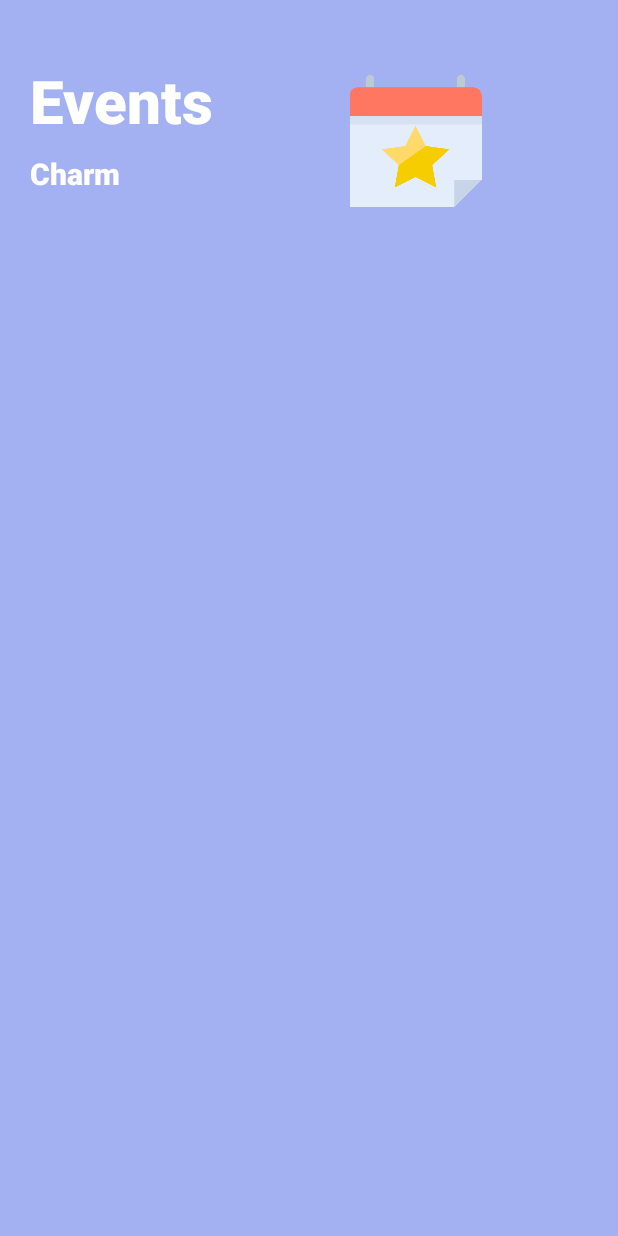
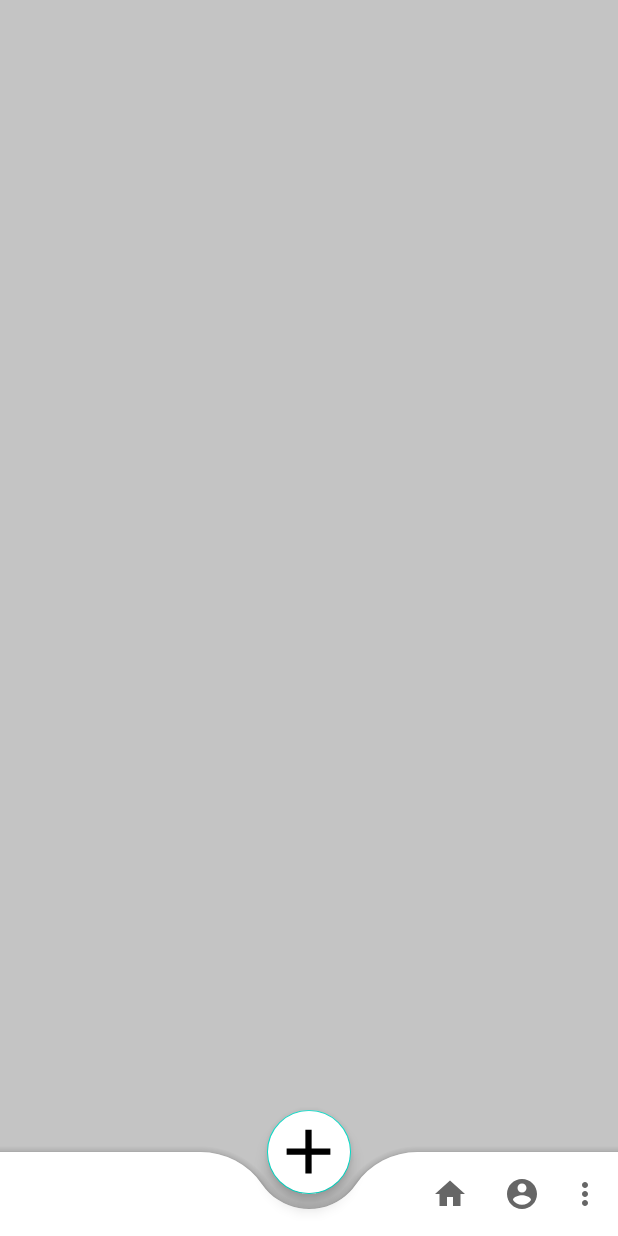
Before and after one commit to shivenducs1136/ecellKiet, an Android app: the screen it shows after launch (events), after a tap on "Events", on a phone screen of 412 x 824 dp. Run offline under Robolectric (Android 15) with nearby library versions, the phone set to English and light mode, and no system bars; our stand-ins replace CircleImageView, Firebase (no records; nobody signed in at launch, a user with empty details on screens opened directly); Roboto replaces fonts that are not available here.

Commit message:
Made Layout but unable to put cetonclicl lIstenr

```diff
--- a/app/src/main/java/com/example/ecellkiet/events.java
+++ b/app/src/main/java/com/example/ecellkiet/events.java
@@ -1,14 +1,78 @@
 package com.example.ecellkiet;
 
+import androidx.annotation.NonNull;
+import androidx.annotation.RequiresApi;
 import androidx.appcompat.app.AppCompatActivity;
+import androidx.appcompat.view.menu.ActionMenuItemView;
+import androidx.appcompat.view.menu.MenuView;
+import androidx.appcompat.widget.Toolbar;
 
+import android.content.ClipData;
+import android.content.Intent;
+import android.os.Build;
 import android.os.Bundle;
+import android.view.ContextMenu;
+import android.view.Menu;
+import android.view.MenuInflater;
+import android.view.MenuItem;
+import android.view.View;
+import android.widget.ActionMenuView;
+import android.widget.ImageView;
+import android.widget.TextView;
+import android.widget.Toast;
+
+import com.google.android.material.bottomappbar.BottomAppBar;
+import com.google.android.material.floatingactionbutton.FloatingActionButton;
+
+import static android.content.ClipData.*;
 
 public class events extends AppCompatActivity {
 
+
+
+
+    @RequiresApi(api = Build.VERSION_CODES.LOLLIPOP)
     @Override
     protected void onCreate(Bundle savedInstanceState) {
         super.onCreate(savedInstanceState);
         setContentView(R.layout.activity_events);
+
+
+
+        ActionMenuItemView home = (ActionMenuItemView) findViewById(R.id.home);
+        ActionMenuItemView account =(ActionMenuItemView) findViewById(R.id.account);
+        ActionMenuItemView exit = (ActionMenuItemView) findViewById(R.id.exit);
+        ActionMenuItemView help = (ActionMenuItemView)  findViewById(R.id.help);
+
+
+        home.setOnCreateContextMenuListener(new ActionMenuItemView.OnCreateContextMenuListener() {
+            @Override
+            public void onCreateContextMenu(ContextMenu menu,View v,ContextMenu.ContextMenuInfo menuInfo) {
+//                Toast toast = Toast.makeText(getApplicationContext(), "Simple Toast In Android", Toast.LENGTH_LONG); // initiate the Toast with context, message and duration for the Toast
+//                toast.show();
+            }
+        });
     }
-}
+
+//    MenuItem home;
+//    @Override
+//    public boolean onCreateOptionsMenu(Menu menu) {
+//        getMenuInflater().inflate(R.menu.bottom_menu, menu);
+//        home = menu.findItem(R.id.home);
+//        return super.onCreateOptionsMenu(menu);
+//    }
+//
+//    @Override
+//    public boolean onOptionsItemSelected(MenuItem home) {
+//        switch (home.getItemId()) {
+//            case home :
+//                Toast.makeText(getApplicationContext(),"Home Clicked",Toast.LENGTH_SHORT).show();
+//                break;
+//            default:
+//                throw new IllegalStateException("Unexpected value: " + home.getItemId());break;
+//        }
+//        return super.onOptionsItemSelected(home);
+//    }
+//                Toast.makeText(getApplicationContext(),"Home Clicked",Toast.LENGTH_SHORT).show();
+
+}//ContextMenu menu, View v, ContextMenu.ContextMenuInfo menuInfo
--- a/app/src/main/java/com/example/ecellkiet/team.java
+++ b/app/src/main/java/com/example/ecellkiet/team.java
@@ -8,6 +8,7 @@ import androidx.recyclerview.widget.RecyclerView;
 import android.os.Bundle;
 import android.view.LayoutInflater;
 import android.view.ViewGroup;
+import android.view.ViewOutlineProvider;
 
 import com.bumptech.glide.Glide;
 import com.firebase.ui.database.FirebaseRecyclerAdapter;
--- /dev/null
+++ b/app/src/main/res/drawable/ic_baseline_add_24.xml
@@ -0,0 +1,10 @@
+<vector xmlns:android="http://schemas.android.com/apk/res/android"
+    android:width="24dp"
+    android:height="24dp"
+    android:viewportWidth="24"
+    android:viewportHeight="24"
+    android:tint="?attr/colorControlNormal">
+  <path
+      android:fillColor="@android:color/white"
+      android:pathData="M19,13h-6v6h-2v-6H5v-2h6V5h2v6h6v2z"/>
+</vector>
--- /dev/null
+++ b/app/src/main/res/drawable/ic_baseline_circle_24.xml
@@ -0,0 +1,10 @@
+<vector xmlns:android="http://schemas.android.com/apk/res/android"
+    android:width="24dp"
+    android:height="24dp"
+    android:viewportWidth="24"
+    android:viewportHeight="24"
+    android:tint="?attr/colorControlNormal">
+  <path
+      android:fillColor="@android:color/white"
+      android:pathData="M12,2C6.48,2 2,6.48 2,12s4.48,10 10,10 10,-4.48 10,-10S17.52,2 12,2zM12,5c1.66,0 3,1.34 3,3s-1.34,3 -3,3 -3,-1.34 -3,-3 1.34,-3 3,-3zM12,19.2c-2.5,0 -4.71,-1.28 -6,-3.22 0.03,-1.99 4,-3.08 6,-3.08 1.99,0 5.97,1.09 6,3.08 -1.29,1.94 -3.5,3.22 -6,3.22z"/>
+</vector>
--- /dev/null
+++ b/app/src/main/res/drawable/ic_baseline_help_24.xml
@@ -0,0 +1,10 @@
+<vector xmlns:android="http://schemas.android.com/apk/res/android"
+    android:width="24dp"
+    android:height="24dp"
+    android:viewportWidth="24"
+    android:viewportHeight="24"
+    android:tint="?attr/colorControlNormal">
+  <path
+      android:fillColor="@android:color/white"
+      android:pathData="M12,2C6.48,2 2,6.48 2,12s4.48,10 10,10 10,-4.48 10,-10S17.52,2 12,2zM13,19h-2v-2h2v2zM15.07,11.25l-0.9,0.92C13.45,12.9 13,13.5 13,15h-2v-0.5c0,-1.1 0.45,-2.1 1.17,-2.83l1.24,-1.26c0.37,-0.36 0.59,-0.86 0.59,-1.41 0,-1.1 -0.9,-2 -2,-2s-2,0.9 -2,2L8,9c0,-2.21 1.79,-4 4,-4s4,1.79 4,4c0,0.88 -0.36,1.68 -0.93,2.25z"/>
+</vector>
--- /dev/null
+++ b/app/src/main/res/drawable/ic_baseline_home_24.xml
@@ -0,0 +1,10 @@
+<vector xmlns:android="http://schemas.android.com/apk/res/android"
+    android:width="24dp"
+    android:height="24dp"
+    android:viewportWidth="24"
+    android:viewportHeight="24"
+    android:tint="?attr/colorControlNormal">
+  <path
+      android:fillColor="@android:color/white"
+      android:pathData="M10,20v-6h4v6h5v-8h3L12,3 2,12h3v8z"/>
+</vector>
--- /dev/null
+++ b/app/src/main/res/drawable/ic_baseline_info_24.xml
@@ -0,0 +1,10 @@
+<vector xmlns:android="http://schemas.android.com/apk/res/android"
+    android:width="24dp"
+    android:height="24dp"
+    android:viewportWidth="24"
+    android:viewportHeight="24"
+    android:tint="?attr/colorControlNormal">
+  <path
+      android:fillColor="@android:color/white"
+      android:pathData="M12,2C6.48,2 2,6.48 2,12s4.48,10 10,10 10,-4.48 10,-10S17.52,2 12,2zM13,17h-2v-6h2v6zM13,9h-2L11,7h2v2z"/>
+</vector>
--- /dev/null
+++ b/app/src/main/res/drawable/ic_baseline_power_settings_new_24.xml
@@ -0,0 +1,10 @@
+<vector xmlns:android="http://schemas.android.com/apk/res/android"
+    android:width="24dp"
+    android:height="24dp"
+    android:viewportWidth="24"
+    android:viewportHeight="24"
+    android:tint="?attr/colorControlNormal">
+  <path
+      android:fillColor="@android:color/white"
+      android:pathData="M13,3h-2v10h2L13,3zM17.83,5.17l-1.42,1.42C17.99,7.86 19,9.81 19,12c0,3.87 -3.13,7 -7,7s-7,-3.13 -7,-7c0,-2.19 1.01,-4.14 2.58,-5.42L6.17,5.17C4.23,6.82 3,9.26 3,12c0,4.97 4.03,9 9,9s9,-4.03 9,-9c0,-2.74 -1.23,-5.18 -3.17,-6.83z"/>
+</vector>
--- a/app/src/main/res/layout/activity_events.xml
+++ b/app/src/main/res/layout/activity_events.xml
@@ -1,64 +1,31 @@
 <?xml version="1.0" encoding="utf-8"?>
-<ScrollView xmlns:android="http://schemas.android.com/apk/res/android"
+<androidx.coordinatorlayout.widget.CoordinatorLayout xmlns:android="http://schemas.android.com/apk/res/android"
     xmlns:app="http://schemas.android.com/apk/res-auto"
     xmlns:tools="http://schemas.android.com/tools"
     android:layout_width="match_parent"
     android:layout_height="match_parent"
-    android:background="@drawable/background_top"
-    tools:context=".MainActivity">
-    <LinearLayout
-        android:orientation="vertical"
+    tools:context=".MainActivity"
+    android:background="#c4c4c4"
+    >
+
+    <com.google.android.material.bottomappbar.BottomAppBar
         android:layout_width="match_parent"
         android:layout_height="wrap_content"
-        >
+        android:layout_gravity="bottom"
+        android:background="@color/white"
+        app:menu="@menu/bottom_menu"
+        android:id="@+id/bottomAppBar"
+        app:fabCradleRoundedCornerRadius="50dp"
+        app:fabCradleMargin="10dp"
+        />
 
-        <RelativeLayout
-            android:layout_width="wrap_content"
-            android:layout_height="138dp">
-
-            <ImageView
-                android:layout_width="90dp"
-                android:layout_height="90dp"
-                android:layout_marginLeft="90dp"
-                android:layout_marginTop="50dp"
-                android:layout_toRightOf="@+id/Dashboard"
-
-                android:src="@drawable/event"
-
-                />
-
-            <LinearLayout
-                android:id="@+id/Dashboard"
-                android:layout_width="wrap_content"
-                android:layout_height="wrap_content"
-                android:layout_marginLeft="20dp"
-                android:layout_marginTop="40dp"
-                android:orientation="vertical">
-
-                <TextView
-                    android:layout_width="wrap_content"
-                    android:layout_height="wrap_content"
-                    android:fontFamily="sans-serif-black"
-                    android:text="Events"
-                    android:textColor="@color/white"
-                    android:textSize="40sp" />
-
-                <TextView
-                    android:layout_width="wrap_content"
-                    android:layout_height="wrap_content"
-                    android:layout_marginTop="8dp"
-                    android:fontFamily="sans-serif-black"
-                    android:text="Charm"
-                    android:textColor="@color/white"
-                    android:textSize="20sp" />
-
-            </LinearLayout>
-        </RelativeLayout>
-
-
-    </LinearLayout>
-
-
-
-
-</ScrollView>
+    <com.google.android.material.floatingactionbutton.FloatingActionButton
+        android:layout_width="wrap_content"
+        android:layout_height="wrap_content"
+        android:src="@drawable/ic_baseline_add_24"
+        app:maxImageSize="50dp"
+        android:id="@+id/floatingbutton"
+        android:backgroundTint="@color/white"
+        app:layout_anchor="@id/bottomAppBar"
+        />
+</androidx.coordinatorlayout.widget.CoordinatorLayout>
--- /dev/null
+++ b/app/src/main/res/menu/bottom_menu.xml
@@ -0,0 +1,29 @@
+<?xml version="1.0" encoding="utf-8"?>
+<menu xmlns:android="http://schemas.android.com/apk/res/android"
+    xmlns:app="http://schemas.android.com/apk/res-auto">
+
+    <item
+        android:id="@+id/home"
+        android:title="Home"
+        app:showAsAction="ifRoom"
+        android:icon="@drawable/ic_baseline_home_24"/>
+    <item
+        android:id="@+id/account"
+        android:title="Account"
+        android:icon="@drawable/ic_baseline_circle_24"
+        app:showAsAction="ifRoom"
+        />
+    <item
+        android:id="@+id/help"
+        android:title="Help"
+        app:showAsAction="ifRoom"
+        android:icon="@drawable/ic_baseline_help_24"
+        />
+    <item
+        android:id="@+id/exit"
+        android:title="Exit"
+        android:icon="@drawable/ic_baseline_power_settings_new_24"
+        app:showAsAction="ifRoom"/>
+
+
+</menu>
--- a/app/src/main/res/values-night/themes.xml
+++ b/app/src/main/res/values-night/themes.xml
@@ -1,6 +1,6 @@
 <resources xmlns:tools="http://schemas.android.com/tools">
     <!-- Base application theme. -->
-    <style name="Theme.ECellKIET" parent="Theme.MaterialComponents.DayNight.DarkActionBar">
+    <style name="Theme.ECellKIET" parent="Theme.MaterialComponents.DayNight.NoActionBar">
         <!-- Primary brand color. -->
         <item name="colorPrimary">@color/purple_200</item>
         <item name="colorPrimaryVariant">@color/purple_700</item>
--- a/app/src/main/res/values/themes.xml
+++ b/app/src/main/res/values/themes.xml
@@ -1,6 +1,6 @@
 <resources xmlns:tools="http://schemas.android.com/tools">
     <!-- Base application theme. -->
-    <style name="Theme.ECellKIET" parent="Theme.MaterialComponents.DayNight.DarkActionBar">
+    <style name="Theme.ECellKIET" parent="Theme.MaterialComponents.DayNight.NoActionBar">
         <!-- Primary brand color. -->
         <item name="colorPrimary">@color/purple_500</item>
         <item name="colorPrimaryVariant">@color/purple_700</item>
```
